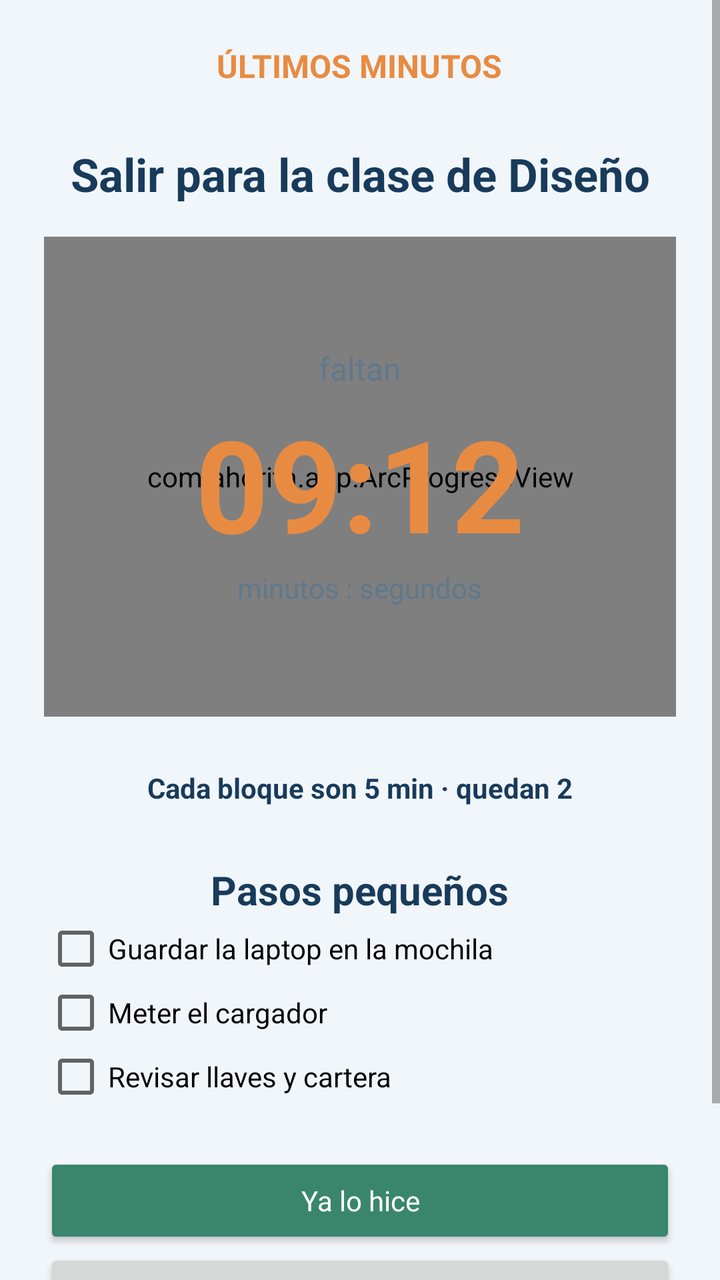
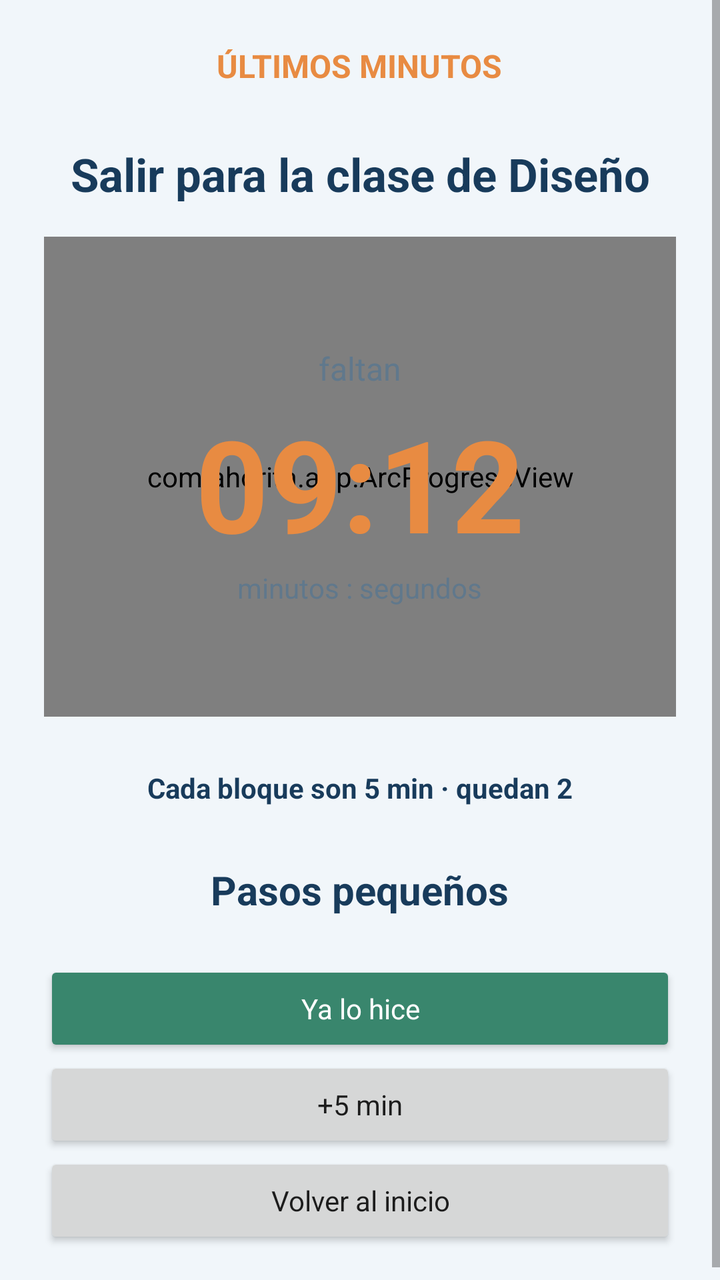

Before-and-after screenshots of an Android layout around one commit, followed by the original layout XML and the change that was made.
<!-- AndroidManifest.xml: application theme Theme.Ahorita -->
<!-- res/layout/activity_countdown.xml -->
<ScrollView xmlns:android="http://schemas.android.com/apk/res/android"
    android:layout_width="match_parent" android:layout_height="match_parent"
    android:background="@color/ah_background" android:fillViewport="true">
    <LinearLayout android:layout_width="match_parent" android:layout_height="wrap_content"
        android:gravity="center_horizontal" android:orientation="vertical" android:padding="22dp">

        <TextView android:layout_width="wrap_content" android:layout_height="wrap_content"
            android:text="ÚLTIMOS MINUTOS" android:textColor="@color/ah_orange"
            android:textSize="16sp" android:textStyle="bold"/>

        <TextView android:id="@+id/tvCountdownTask" android:layout_width="match_parent"
            android:layout_height="wrap_content" android:layout_marginTop="28dp"
            android:gravity="center" android:text="Salir para la clase de Diseño"
            android:textColor="@color/ah_navy" android:textSize="23sp" android:textStyle="bold"/>

        
        <FrameLayout android:layout_width="match_parent" android:layout_height="240dp"
            android:layout_marginTop="16dp">

            
            <com.ahorita.app.ArcProgressView
                android:id="@+id/arcCountdown"
                android:layout_width="match_parent" android:layout_height="match_parent"/>

            
            <LinearLayout android:layout_width="wrap_content" android:layout_height="wrap_content"
                android:layout_gravity="center" android:gravity="center_horizontal"
                android:orientation="vertical">

                <TextView android:layout_width="wrap_content" android:layout_height="wrap_content"
                    android:text="faltan" android:textColor="@color/ah_muted"
                    android:textSize="16sp"/>
                <TextView android:id="@+id/tvCountdown" android:layout_width="wrap_content"
                    android:layout_height="wrap_content" android:layout_marginTop="4dp"
                    android:text="09:12" android:textColor="@color/ah_orange"
                    android:textSize="64sp" android:textStyle="bold"/>
                <TextView android:layout_width="wrap_content" android:layout_height="wrap_content"
                    android:text="minutos : segundos" android:textColor="@color/ah_muted"/>
            </LinearLayout>
        </FrameLayout>

        <TextView android:layout_width="wrap_content" android:layout_height="wrap_content"
            android:layout_marginTop="26dp" android:text="Cada bloque son 5 min · quedan 2"
            android:textColor="@color/ah_navy" android:textStyle="bold"/>
        <TextView android:layout_width="wrap_content" android:layout_height="wrap_content"
            android:layout_marginTop="28dp" android:text="Pasos pequeños"
            android:textColor="@color/ah_navy" android:textSize="20sp" android:textStyle="bold"/>
        <CheckBox android:layout_width="match_parent" android:layout_height="wrap_content"
            android:text="Guardar la laptop en la mochila"/>
        <CheckBox android:layout_width="match_parent" android:layout_height="wrap_content"
            android:text="Meter el cargador"/>
        <CheckBox android:layout_width="match_parent" android:layout_height="wrap_content"
            android:text="Revisar llaves y cartera"/>
        <Button android:id="@+id/btnDone" android:layout_width="match_parent"
            android:layout_height="wrap_content" android:layout_marginTop="22dp"
            android:text="Ya lo hice" android:textAllCaps="false"
            android:backgroundTint="@color/ah_green" android:textColor="@android:color/white"/>
        <Button android:id="@+id/btnAddFive" android:layout_width="match_parent"
            android:layout_height="wrap_content" android:text="+5 min" android:textAllCaps="false"/>
        <Button android:id="@+id/btnBackHome" android:layout_width="match_parent"
            android:layout_height="wrap_content" android:text="Volver al inicio" android:textAllCaps="false"/>
    </LinearLayout>
</ScrollView>
<!-- resources referenced by this layout -->
<resources>
  <color name="ah_background">#F1F6FA</color>
  <color name="ah_green">#39866D</color>
  <color name="ah_muted">#60788C</color>
  <color name="ah_navy">#183B5B</color>
  <color name="ah_orange">#E88B42</color>
  <style name="Theme.Ahorita" parent="@android:style/Theme.Material.Light.NoActionBar">
          <item name="android:fontFamily">sans-serif</item>
          <item name="android:colorAccent">@color/ah_navy</item>
          <item name="android:statusBarColor">@color/ah_background</item>
          <item name="android:navigationBarColor">@color/ah_background</item>
          <item name="android:windowLightStatusBar">true</item>
          <item name="android:windowActionModeOverlay">true</item>
      </style>
</resources>

<!-- the commit's change to res/layout/activity_countdown.xml (unified diff, before → after) -->
@@ -42,15 +42,14 @@
         <TextView android:layout_width="wrap_content" android:layout_height="wrap_content"
             android:layout_marginTop="26dp" android:text="Cada bloque son 5 min · quedan 2"
             android:textColor="@color/ah_navy" android:textStyle="bold"/>
-        <TextView android:layout_width="wrap_content" android:layout_height="wrap_content"
-            android:layout_marginTop="28dp" android:text="Pasos pequeños"
-            android:textColor="@color/ah_navy" android:textSize="20sp" android:textStyle="bold"/>
-        <CheckBox android:layout_width="match_parent" android:layout_height="wrap_content"
-            android:text="Guardar la laptop en la mochila"/>
-        <CheckBox android:layout_width="match_parent" android:layout_height="wrap_content"
-            android:text="Meter el cargador"/>
-        <CheckBox android:layout_width="match_parent" android:layout_height="wrap_content"
-            android:text="Revisar llaves y cartera"/>
+        <TextView android:id="@+id/tvStepsTitle" android:layout_width="wrap_content"
+            android:layout_height="wrap_content" android:layout_marginTop="28dp"
+            android:text="Pasos pequeños" android:textColor="@color/ah_navy"
+            android:textSize="20sp" android:textStyle="bold"/>
+
+        
+        <LinearLayout android:id="@+id/containerSteps" android:layout_width="match_parent"
+            android:layout_height="wrap_content" android:orientation="vertical"/>
         <Button android:id="@+id/btnDone" android:layout_width="match_parent"
             android:layout_height="wrap_content" android:layout_marginTop="22dp"
             android:text="Ya lo hice" android:textAllCaps="false"
